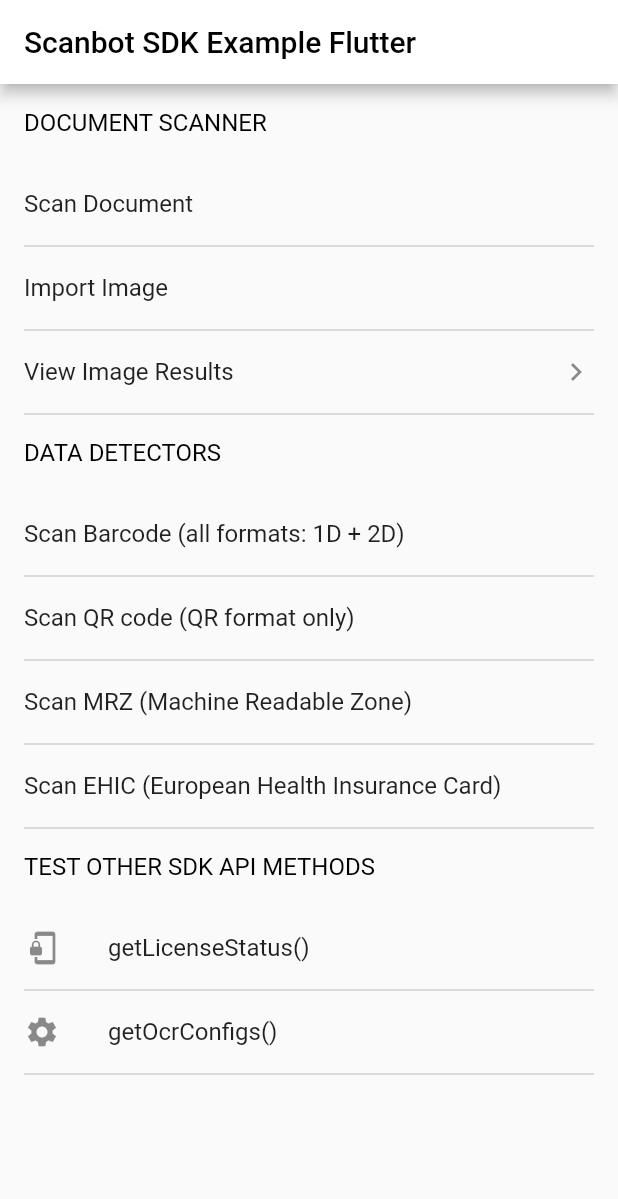
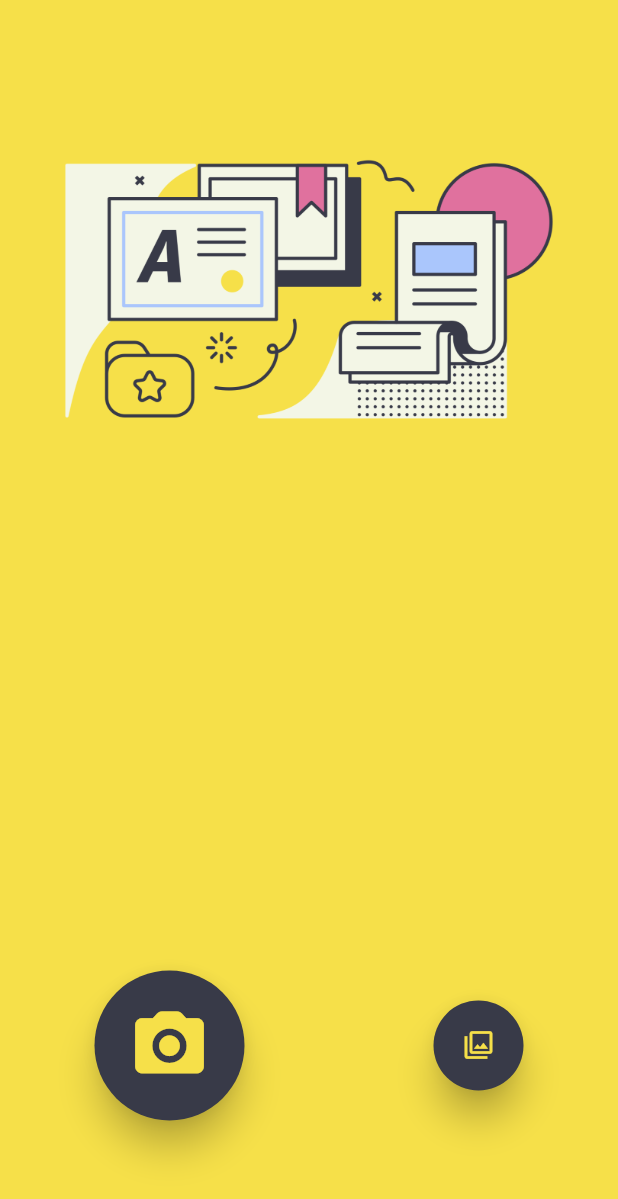
Before and after one commit to Fireboltz/aasaan, a Flutter app: the screen it shows after launch, on a phone screen of 412 x 824 dp. Shown: the top 1199 px of the screen. Run offline on Flutter 3.47's test engine with Material 2 defaults, Android fonts, the phone set to English and light mode, and no system bars; our stand-ins replace image_picker; missing offline and left inert: scanbot_sdk.

```diff
--- a/lib/main.dart
+++ b/lib/main.dart
@@ -22,14 +22,7 @@ import 'package:image_picker/image_picker.dart';
 
 void main() => runApp(MyApp());
 
-
-// TODO add the Scanbot SDK license key here.
-// Please note: The Scanbot SDK will run without a license key for one minute per session!
-// After the trial period is over all Scanbot SDK functions as well as the UI components will stop working
-// or may be terminated. You can get an unrestricted "no-strings-attached" 30 day trial license key for free.
-// Please submit the trial license form (https://scanbot.io/en/sdk/demo/trial) on our website by using
-// the app identifier "io.scanbot.example.sdk.flutter" of this example app or of your app.
-const SCANBOT_SDK_LICENSE_KEY =   "cvBZ7Ky287hBryYhsX4bTfu1J/6sH7" +
+const SCANBOT_SDK_LICENSE_KEY = "cvBZ7Ky287hBryYhsX4bTfu1J/6sH7" +
     "2Pw8XCeaCXdaaI/gvjZkSm4SHiYcXB" +
     "KN4zpI/YzGyXQGAurHkEQlEpXKvHwl" +
     "lDScpJa9LFdCLLEJl2atVg0Bcy/btq" +
@@ -50,13 +43,13 @@ initScanbotSdk() async {
   var customStorageBaseDirectory = await getDemoStorageBaseDirectory();
 
   var config = ScanbotSdkConfig(
-    loggingEnabled: true, // Consider switching logging OFF in production builds for security and performance reasons.
+      loggingEnabled:
+          true, // Consider switching logging OFF in production builds for security and performance reasons.
       licenseKey: SCANBOT_SDK_LICENSE_KEY,
       imageFormat: ImageFormat.JPG,
       imageQuality: 80,
       storageBaseDirectory: customStorageBaseDirectory,
-    documentDetectorMode: DocumentDetectorMode.ML_BASED
-  );
+      documentDetectorMode: DocumentDetectorMode.ML_BASED);
 
   try {
     await ScanbotSdk.initScanbotSdk(config);
@@ -88,12 +81,10 @@ Future<String> getDemoStorageBaseDirectory() async {
   Directory storageDirectory;
   if (Platform.isAndroid) {
     storageDirectory = await getExternalStorageDirectory();
-  }
-  else if (Platform.isIOS) {
+  } else if (Platform.isIOS) {
     storageDirectory = await getApplicationDocumentsDirectory();
-  }
-  else {
-    throw("Unsupported platform");
+  } else {
+    throw ("Unsupported platform");
   }
 
   return "${storageDirectory.path}/my-custom-storage";
@@ -115,7 +106,10 @@ class _MyAppState extends State<MyApp> {
 
   @override
   Widget build(BuildContext context) {
-    return MaterialApp(home: MainPageWidget());
+    return MaterialApp(
+      home: MainPageWidget(),
+      debugShowCheckedModeBanner: false,
+    );
   }
 }
 
@@ -129,78 +123,123 @@ class _MainPageWidgetState extends State<MainPageWidget> {
 
   @override
   Widget build(BuildContext context) {
-    return Scaffold(
-      appBar: AppBar(
-        backgroundColor: Colors.white,
-        title: const Text('Scanbot SDK Example Flutter',
-            style: TextStyle(inherit: true, color: Colors.black)),
+    return SafeArea(
+      child: Scaffold(
+        backgroundColor: hex('#f6e049'),
+        body: Column(
+          mainAxisAlignment: MainAxisAlignment.spaceAround,
+          children: [
+            Image(
+              image: AssetImage('img/doc.png'),
             ),
-      body: ListView(
-        children: <Widget>[
-          TitleItemWidget("Document Scanner"),
-          MenuItemWidget(
-            "Scan Document",
-            onTap: () {
-              startDocumentScanning();
-            },
+            SizedBox(height: 30,),
+            Row(
+              mainAxisAlignment: MainAxisAlignment.spaceAround,
+              children: [
+                Column(
+                  children: [
+                    ButtonTheme(
+                      minWidth: 100,
+                      height: 100,
+                      shape: CircleBorder(),
+                      child: RaisedButton(
+                        elevation: 10,
+                        child: Icon(Icons.photo_camera_rounded,
+                        size: 55,
+                        color:  hex('#f6e049'),),
+                        onPressed: () => startDocumentScanning(),
+                        color: hex('#383A48'),
                       ),
-          MenuItemWidget(
-            "Import Image",
-            onTap: () {
-              importImage();
-            },
-          ),
-          MenuItemWidget(
-            "View Image Results",
-            endIcon: Icons.keyboard_arrow_right,
-            onTap: () {
-              gotoImagesView();
-            },
-          ),
-          TitleItemWidget("Data Detectors"),
-          MenuItemWidget(
-            "Scan Barcode (all formats: 1D + 2D)",
-            onTap: () {
-              startBarcodeScanner();
-            },
-          ),
-          MenuItemWidget(
-            "Scan QR code (QR format only)",
-            onTap: () {
-              startQRScanner();
-            },
-          ),
-          MenuItemWidget(
-            "Scan MRZ (Machine Readable Zone)",
-            onTap: () {
-              startMRZScanner();
-            },
-          ),
-          MenuItemWidget(
-            "Scan EHIC (European Health Insurance Card)",
-            onTap: () {
-              startEhicScanner();
-            },
-          ),
-          TitleItemWidget("Test other SDK API methods"),
-          MenuItemWidget(
-            "getLicenseStatus()",
-            startIcon: Icons.phonelink_lock,
-            onTap: () {
-              getLicenseStatus();
-            },
-          ),
-          MenuItemWidget(
-            "getOcrConfigs()",
-            startIcon: Icons.settings,
-            onTap: () {
-              getOcrConfigs();
-            },
                     ),
                   ],
                 ),
+                ButtonTheme(
+                  minWidth: 60,
+                  height: 60,
+                  shape: CircleBorder(),
+                  child: RaisedButton(
+                    elevation: 10,
+                    child: Icon(Icons.filter,
+                      size: 20,
+                      color:  hex('#f6e049'),),
+                    onPressed: () => importImage(),
+                    color: hex('#383A48'),
+                  ),
+                ),
+              ],
+            )
+          ],
+        ),
+      ),
     );
   }
+
+  // Widget oldHome() {
+  //   return ListView(
+  //     children: <Widget>[
+  //       TitleItemWidget("Document Scanner"),
+  //       MenuItemWidget(
+  //         "Scan Document",
+  //         onTap: () {
+  //           startDocumentScanning();
+  //         },
+  //       ),
+  //       MenuItemWidget(
+  //         "Import Image",
+  //         onTap: () {
+  //           importImage();
+  //         },
+  //       ),
+  //       MenuItemWidget(
+  //         "View Image Results",
+  //         endIcon: Icons.keyboard_arrow_right,
+  //         onTap: () {
+  //           gotoImagesView();
+  //         },
+  //       ),
+  //       TitleItemWidget("Data Detectors"),
+  //       MenuItemWidget(
+  //         "Scan Barcode (all formats: 1D + 2D)",
+  //         onTap: () {
+  //           startBarcodeScanner();
+  //         },
+  //       ),
+  //       MenuItemWidget(
+  //         "Scan QR code (QR format only)",
+  //         onTap: () {
+  //           startQRScanner();
+  //         },
+  //       ),
+  //       MenuItemWidget(
+  //         "Scan MRZ (Machine Readable Zone)",
+  //         onTap: () {
+  //           startMRZScanner();
+  //         },
+  //       ),
+  //       MenuItemWidget(
+  //         "Scan EHIC (European Health Insurance Card)",
+  //         onTap: () {
+  //           startEhicScanner();
+  //         },
+  //       ),
+  //       TitleItemWidget("Test other SDK API methods"),
+  //       MenuItemWidget(
+  //         "getLicenseStatus()",
+  //         startIcon: Icons.phonelink_lock,
+  //         onTap: () {
+  //           getLicenseStatus();
+  //         },
+  //       ),
+  //       MenuItemWidget(
+  //         "getOcrConfigs()",
+  //         startIcon: Icons.settings,
+  //         onTap: () {
+  //           getOcrConfigs();
+  //         },
+  //       ),
+  //     ],
+  //   );
+  // }
 
   getOcrConfigs() async {
     try {
@@ -233,7 +272,9 @@ class _MainPageWidgetState extends State<MainPageWidget> {
   }
 
   createPage(Uri uri) async {
-    if (!await checkLicenseStatus(context)) { return; }
+    if (!await checkLicenseStatus(context)) {
+      return;
+    }
 
     var dialog = ProgressDialog(context,
         type: ProgressDialogType.Normal, isDismissible: false);
@@ -251,7 +292,9 @@ class _MainPageWidgetState extends State<MainPageWidget> {
   }
 
   startDocumentScanning() async {
-    if (!await checkLicenseStatus(context)) { return; }
+    if (!await checkLicenseStatus(context)) {
+      return;
+    }
 
     DocumentScanningResult result;
     try {
@@ -283,12 +326,15 @@ class _MainPageWidgetState extends State<MainPageWidget> {
   }
 
   startBarcodeScanner() async {
-    if (!await checkLicenseStatus(context)) { return; }
+    if (!await checkLicenseStatus(context)) {
+      return;
+    }
 
     try {
       var config = BarcodeScannerConfiguration(
         topBarBackgroundColor: Colors.blue,
-        finderTextHint: "Please align any supported barcode in the frame to scan it.",
+        finderTextHint:
+            "Please align any supported barcode in the frame to scan it.",
         // ...
       );
       var result = await ScanbotSdkUi.startBarcodeScanner(config);
@@ -299,7 +345,9 @@ class _MainPageWidgetState extends State<MainPageWidget> {
   }
 
   startQRScanner() async {
-    if (!await checkLicenseStatus(context)) { return; }
+    if (!await checkLicenseStatus(context)) {
+      return;
+    }
 
     try {
       var config = BarcodeScannerConfiguration(
@@ -316,13 +364,17 @@ class _MainPageWidgetState extends State<MainPageWidget> {
 
   _showBarcodeScanningResult(final BarcodeScanningResult result) {
     if (isOperationSuccessful(result)) {
-      var mapped = result.barcodeItems.map((e) => (e.barcodeFormat.toString() + ": " + e.text + "\n")).toString();
+      var mapped = result.barcodeItems
+          .map((e) => (e.barcodeFormat.toString() + ": " + e.text + "\n"))
+          .toString();
       showAlertDialog(context, mapped, title: "Barcode Result:");
     }
   }
 
   startEhicScanner() async {
-    if (!await checkLicenseStatus(context)) { return; }
+    if (!await checkLicenseStatus(context)) {
+      return;
+    }
 
     HealthInsuranceCardRecognitionResult result;
     try {
@@ -349,7 +401,9 @@ class _MainPageWidgetState extends State<MainPageWidget> {
   }
 
   startMRZScanner() async {
-    if (!await checkLicenseStatus(context)) { return; }
+    if (!await checkLicenseStatus(context)) {
+      return;
+    }
 
     MrzScanningResult result;
     try {
@@ -381,4 +435,13 @@ class _MainPageWidgetState extends State<MainPageWidget> {
     );
   }
 
+  Color hex(String hexColor) {
+    hexColor = hexColor.replaceAll("#", "");
+    if (hexColor.length == 6) {
+      hexColor = "FF" + hexColor;
     }
+    if (hexColor.length == 8) {
+      return Color(int.parse("0x$hexColor"));
+    }
+  }
+}
```
Also changed, not shown: pubspec.yaml (+2 -31 lines), img/doc.png (added), pubspec.lock, 1 other file. Lines whose indentation alone changed are shown as unchanged.
